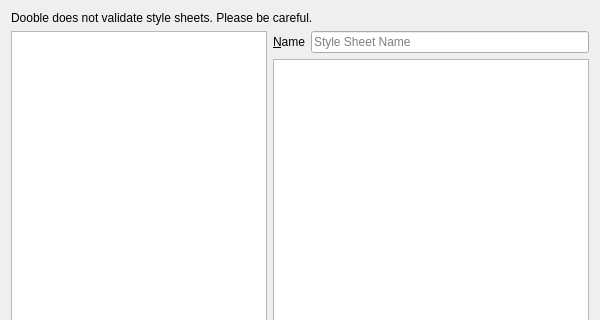
textbrowser/dooble, file UI/dooble_style_sheet.ui: the form before one commit; both pictures show x 0 to 600 and y 0 to 320 of the 600 by 500 pixel window.
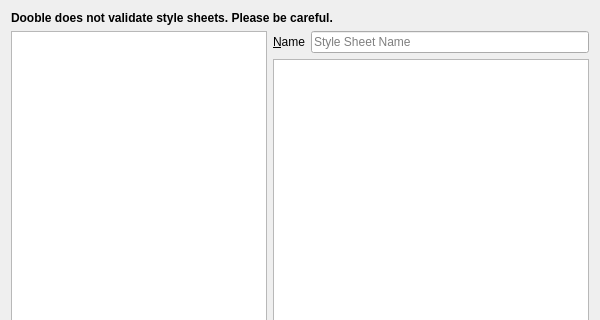
The form after the commit. Icons and pictures are not drawn.

Commit message: Bold text. GH ticket #160.

Diff of the .ui file:
```diff
--- a/UI/dooble_style_sheet.ui
+++ b/UI/dooble_style_sheet.ui
@@ -20,6 +20,12 @@
   <layout class="QVBoxLayout" name="verticalLayout_2">
    <item>
     <widget class="QLabel" name="label">
+     <property name="font">
+      <font>
+       <weight>75</weight>
+       <bold>true</bold>
+      </font>
+     </property>
      <property name="text">
       <string>Dooble does not validate style sheets. Please be careful.</string>
      </property>
```
The commit also changes 4 other files.
